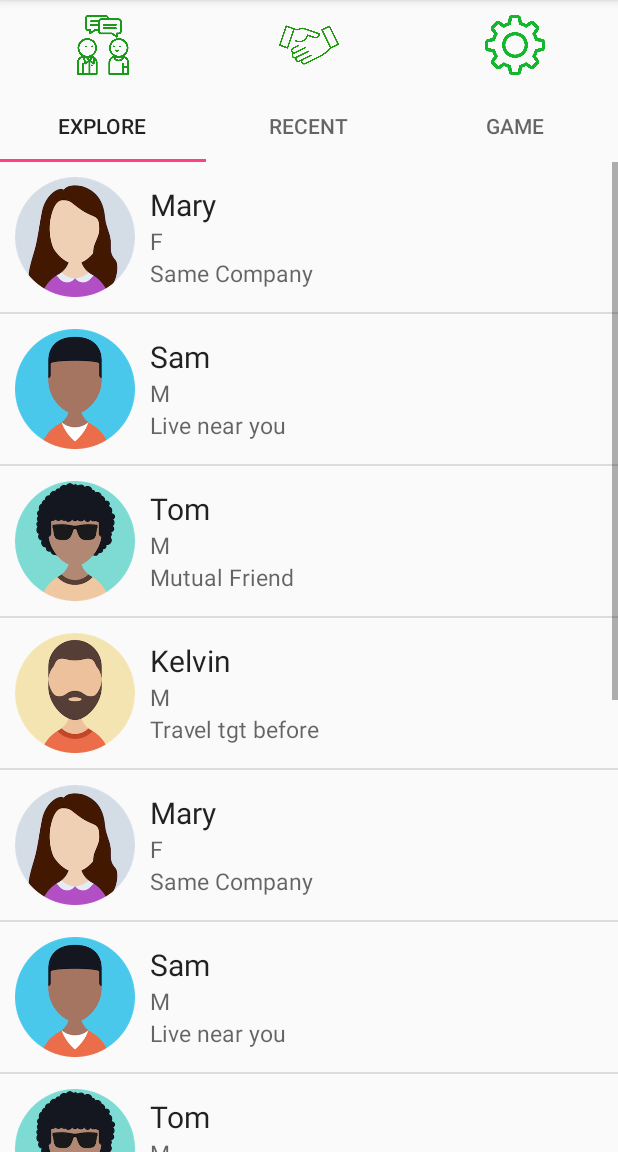
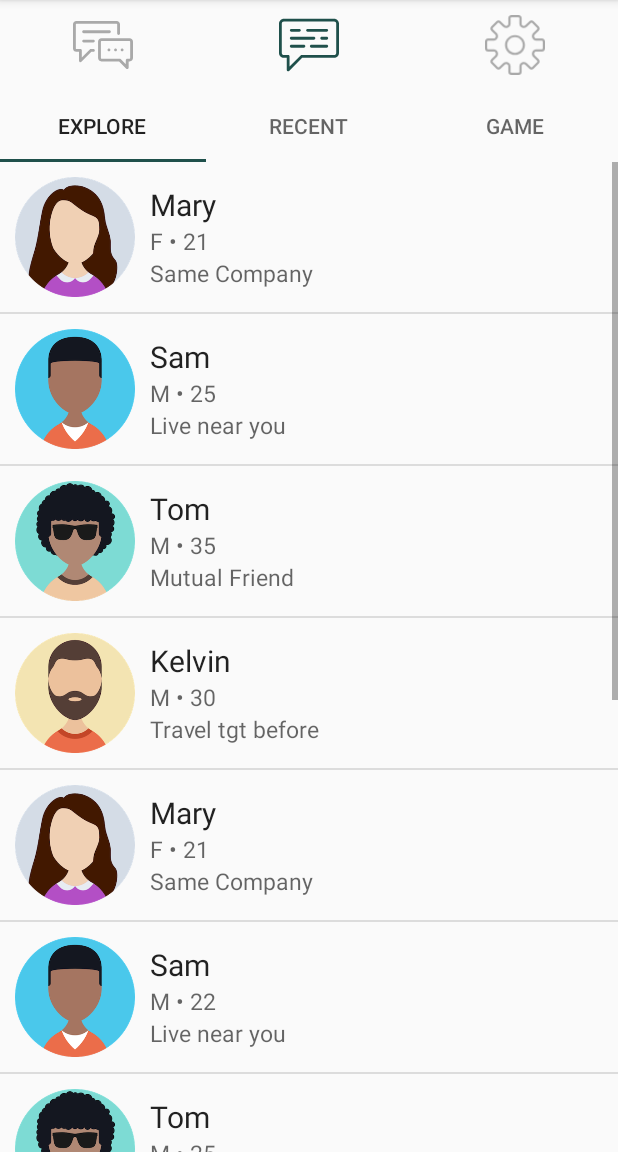
Before and after one commit to lamedts/cx-hack-2017, an Android app: the fragment ConnectFragment shown on its own in the app's theme, after a tap on an icon or button, on a phone screen of 412 x 824 dp, the part 84-1236 px from its top. Run offline under Robolectric (Android 15) with nearby library versions, the phone set to English and light mode, and no system bars; 1 other tap on this screen came first.

Commit message:
checkpoint #5

```diff
--- a/CXYO/app/src/main/java/com/yo/cx/cxyo/ConnectFragment.java
+++ b/CXYO/app/src/main/java/com/yo/cx/cxyo/ConnectFragment.java
@@ -7,6 +7,8 @@ import android.provider.ContactsContract;
 import android.support.annotation.Nullable;
 import android.support.v4.app.Fragment;
 import android.support.v4.app.FragmentManager;
+import android.support.v4.content.ContextCompat;
+import android.support.v4.graphics.drawable.DrawableCompat;
 import android.view.LayoutInflater;
 import android.view.View;
 import android.view.ViewGroup;
@@ -15,7 +17,7 @@ import android.widget.ImageButton;
 
 public class ConnectFragment extends Fragment {
 
-    ImageButton DiscussButton, ProfileButton, NetWorkButton;
+    ImageButton DiscussButton, ProfileButton, NetworkButton;
 
 
     public ConnectFragment() {
@@ -29,13 +31,18 @@ public class ConnectFragment extends Fragment {
 
         DiscussButton = (ImageButton)rootView.findViewById(R.id.DiscussButton);
         ProfileButton = (ImageButton)rootView.findViewById(R.id.ProfileButton);
-        NetWorkButton = (ImageButton)rootView.findViewById(R.id.NetworkButton);
+        NetworkButton = (ImageButton)rootView.findViewById(R.id.NetworkButton);
+
+
 
         getActivity().getSupportFragmentManager().beginTransaction().replace(R.id.content_frame, new DiscussFragment()).commit();
 
         DiscussButton.setOnClickListener(new View.OnClickListener() {
             @Override
             public void onClick(View view) {
+                DrawableCompat.setTint(DiscussButton.getDrawable(), ContextCompat.getColor(getContext(), R.color.colorPrimaryDark));
+                DrawableCompat.setTint(NetworkButton.getDrawable(), ContextCompat.getColor(getContext(), R.color.colorDarkGrey));
+                DrawableCompat.setTint(ProfileButton.getDrawable(), ContextCompat.getColor(getContext(), R.color.colorDarkGrey));
                 FragmentManager fragmentManager = getActivity().getSupportFragmentManager();
                 fragmentManager.beginTransaction().replace(R.id.content_frame, new DiscussFragment()).commit();
             }
@@ -44,14 +51,20 @@ public class ConnectFragment extends Fragment {
         ProfileButton.setOnClickListener(new View.OnClickListener() {
             @Override
             public void onClick(View view) {
+                DrawableCompat.setTint(DiscussButton.getDrawable(), ContextCompat.getColor(getContext(), R.color.colorDarkGrey));
+                DrawableCompat.setTint(NetworkButton.getDrawable(), ContextCompat.getColor(getContext(), R.color.colorDarkGrey));
+                DrawableCompat.setTint(ProfileButton.getDrawable(), ContextCompat.getColor(getContext(), R.color.colorPrimaryDark));
                 FragmentManager fragmentManager = getActivity().getSupportFragmentManager();
                 fragmentManager.beginTransaction().replace(R.id.content_frame, new ProfileFragment()).commit();
             }
         });
 
-        NetWorkButton.setOnClickListener(new View.OnClickListener() {
+        NetworkButton.setOnClickListener(new View.OnClickListener() {
             @Override
             public void onClick(View view) {
+                DrawableCompat.setTint(DiscussButton.getDrawable(), ContextCompat.getColor(getContext(), R.color.colorDarkGrey));
+                DrawableCompat.setTint(NetworkButton.getDrawable(), ContextCompat.getColor(getContext(), R.color.colorPrimaryDark));
+                DrawableCompat.setTint(ProfileButton.getDrawable(), ContextCompat.getColor(getContext(), R.color.colorDarkGrey));
                 FragmentManager fragmentManager = getActivity().getSupportFragmentManager();
                 fragmentManager.beginTransaction().replace(R.id.content_frame, new NetworkFragment()).commit();
             }
--- a/CXYO/app/src/main/java/com/yo/cx/cxyo/ExplorerFragment.java
+++ b/CXYO/app/src/main/java/com/yo/cx/cxyo/ExplorerFragment.java
@@ -33,20 +33,20 @@ public class ExplorerFragment extends Fragment {
 
         UserInfoList = (ListView)rootView.findViewById(R.id.user_info_list);
 
-        UserInfos.add(new UserInfo("Mary","F","Same Company",getActivity().getResources().getIdentifier("user_girl", "drawable", getActivity().getPackageName())));
-        UserInfos.add(new UserInfo("Sam","M","Live near you",getActivity().getResources().getIdentifier("user_boy_1", "drawable", getActivity().getPackageName())));
-        UserInfos.add(new UserInfo("Tom","M","Mutual Friend",getActivity().getResources().getIdentifier("user_boy", "drawable", getActivity().getPackageName())));
-        UserInfos.add(new UserInfo("Kelvin","M","Travel tgt before",getActivity().getResources().getIdentifier("user_man_1", "drawable", getActivity().getPackageName())));
+        UserInfos.add(new UserInfo("Mary","F", 21, "Same Company",getActivity().getResources().getIdentifier("user_girl", "drawable", getActivity().getPackageName())));
+        UserInfos.add(new UserInfo("Sam","M",25,"Live near you",getActivity().getResources().getIdentifier("user_boy_1", "drawable", getActivity().getPackageName())));
+        UserInfos.add(new UserInfo("Tom","M",35,"Mutual Friend",getActivity().getResources().getIdentifier("user_boy", "drawable", getActivity().getPackageName())));
+        UserInfos.add(new UserInfo("Kelvin","M",30,"Travel tgt before",getActivity().getResources().getIdentifier("user_man_1", "drawable", getActivity().getPackageName())));
 
-        UserInfos.add(new UserInfo("Mary","F","Same Company",getActivity().getResources().getIdentifier("user_girl", "drawable", getActivity().getPackageName())));
-        UserInfos.add(new UserInfo("Sam","M","Live near you",getActivity().getResources().getIdentifier("user_boy_1", "drawable", getActivity().getPackageName())));
-        UserInfos.add(new UserInfo("Tom","M","Mutual Friend",getActivity().getResources().getIdentifier("user_boy", "drawable", getActivity().getPackageName())));
-        UserInfos.add(new UserInfo("Kelvin","M","Travel tgt before",getActivity().getResources().getIdentifier("user_man_1", "drawable", getActivity().getPackageName())));
+        UserInfos.add(new UserInfo("Mary","F",21,"Same Company",getActivity().getResources().getIdentifier("user_girl", "drawable", getActivity().getPackageName())));
+        UserInfos.add(new UserInfo("Sam","M",22,"Live near you",getActivity().getResources().getIdentifier("user_boy_1", "drawable", getActivity().getPackageName())));
+        UserInfos.add(new UserInfo("Tom","M",25,"Mutual Friend",getActivity().getResources().getIdentifier("user_boy", "drawable", getActivity().getPackageName())));
+        UserInfos.add(new UserInfo("Kelvin","M",30,"Travel tgt before",getActivity().getResources().getIdentifier("user_man_1", "drawable", getActivity().getPackageName())));
 
-        UserInfos.add(new UserInfo("Mary","F","Same Company",getActivity().getResources().getIdentifier("user_girl", "drawable", getActivity().getPackageName())));
-        UserInfos.add(new UserInfo("Sam","M","Live near you",getActivity().getResources().getIdentifier("user_boy_1", "drawable", getActivity().getPackageName())));
-        UserInfos.add(new UserInfo("Tom","M","Mutual Friend",getActivity().getResources().getIdentifier("user_boy", "drawable", getActivity().getPackageName())));
-        UserInfos.add(new UserInfo("Kelvin","M","Travel tgt before",getActivity().getResources().getIdentifier("user_man_1", "drawable", getActivity().getPackageName())));
+        UserInfos.add(new UserInfo("Mary","F",22,"Same Company",getActivity().getResources().getIdentifier("user_girl", "drawable", getActivity().getPackageName())));
+        UserInfos.add(new UserInfo("Sam","M",16,"Live near you",getActivity().getResources().getIdentifier("user_boy_1", "drawable", getActivity().getPackageName())));
+        UserInfos.add(new UserInfo("Tom","M",24,"Mutual Friend",getActivity().getResources().getIdentifier("user_boy", "drawable", getActivity().getPackageName())));
+        UserInfos.add(new UserInfo("Kelvin","M",44,"Travel tgt before",getActivity().getResources().getIdentifier("user_man_1", "drawable", getActivity().getPackageName())));
 
         ArrayAdapter<UserInfo> adapter = new UserInfoListAdapter(getContext(),R.layout.list_user_info,UserInfos);
         UserInfoList.setAdapter(adapter);
@@ -96,7 +96,7 @@ public class ExplorerFragment extends Fragment {
             name.setText(currentUserInfo.getName());
 
             TextView info = (TextView) itemView.findViewById(R.id.user_info);
-            info.setText(currentUserInfo.getInfo());
+            info.setText(currentUserInfo.getGender() + " \u2022 " + currentUserInfo.getAge());
 
             TextView reason = (TextView) itemView.findViewById(R.id.user_reason);
             reason.setText(currentUserInfo.getReason());
--- a/CXYO/app/src/main/java/com/yo/cx/cxyo/UserInfo.java
+++ b/CXYO/app/src/main/java/com/yo/cx/cxyo/UserInfo.java
@@ -5,13 +5,14 @@ package com.yo.cx.cxyo;
  */
 
 public class UserInfo {
-    private String name, info, reason;
+    private String name, gender, reason;
 
-    private int image;
+    private int image, age;
 
-    public UserInfo(String name, String info, String reason, int image){
+    public UserInfo(String name, String gender, int age, String reason, int image){
         this.name = name;
-        this.info = info;
+        this.gender = gender;
+        this.age = age;
         this.reason = reason;
         this.image = image;
     }
@@ -25,9 +26,11 @@ public class UserInfo {
         return this.name;
     }
 
-    public String getInfo(){
-        return this.info;
+    public String getGender(){
+        return this.gender;
     }
+
+    public int getAge() { return this.age;}
 
     public String getReason(){
         return this.reason;
@@ -41,9 +44,11 @@ public class UserInfo {
         this.name = name;
     }
 
-    public void setInfo(String info){
-        this.info = info;
+    public void setGender(String gender){
+        this.gender = gender;
     }
+
+    public void setAge(int age) { this.age = age; }
 
     public void setImage(int image){
         this.image = image;
--- /dev/null
+++ b/CXYO/app/src/main/res/drawable/ic_chat.xml
@@ -0,0 +1,42 @@
+<?xml version="1.0" encoding="utf-8"?>
+<vector xmlns:android="http://schemas.android.com/apk/res/android"
+    android:width="511.999dp"
+    android:height="511.999dp"
+    android:viewportWidth="511.999"
+    android:viewportHeight="511.999">
+
+    <path
+        android:fillColor="#000000"
+        android:pathData="M470.238,31.479H41.762C18.735,31.479,0,50.214,0,73.242v250.53c0,23.029,18.735,41.764,41.763,41.764h24.415v103.079
+c0,4.816,2.902,9.157,7.35,11c1.473,0.61,3.019,0.906,4.553,0.906c3.099,0,6.145-1.21,8.422-3.487L198,365.535h272.236
+c23.028,0,41.762-18.735,41.762-41.764V73.242C512,50.214,493.265,31.479,470.238,31.479z
+M470.238,341.722H193.062
+c-3.08,0-5.878,1.18-7.991,3.099c-0.019,0.017-0.041,0.038-0.06,0.055c-0.145,0.133-0.293,0.263-0.431,0.404L89.99,439.869
+v-86.241c0-0.414-0.021-0.781-0.063-1.105c-0.558-6.057-5.647-10.801-11.85-10.801H41.762c-9.898,0-17.95-8.053-17.95-17.951
+V73.242c0-9.898,8.052-17.95,17.95-17.95h428.475c9.899,0,17.95,8.052,17.95,17.95v250.53h0
+C488.187,333.669,480.135,341.722,470.238,341.722z" />
+    <path
+        android:fillColor="#000000"
+        android:pathData="M173.987,118.437h-69.399c-6.576,0-11.906,5.332-11.906,11.906c0,6.575,5.33,11.906,11.906,11.906h69.399
+c6.576,0,11.906-5.332,11.906-11.906C185.893,123.768,180.562,118.437,173.987,118.437z" />
+    <path
+        android:fillColor="#000000"
+        android:pathData="M297.738,186.6H104.587c-6.576,0-11.906,5.332-11.906,11.906c0,6.575,5.33,11.906,11.906,11.906h193.151
+c6.575,0,11.906-5.33,11.906-11.906C309.644,191.932,304.313,186.6,297.738,186.6z" />
+    <path
+        android:fillColor="#000000"
+        android:pathData="M407.414,118.437H243.507c-6.576,0-11.906,5.332-11.906,11.906c0,6.575,5.33,11.906,11.906,11.906h163.907
+c6.575,0,11.906-5.332,11.906-11.906C419.32,123.767,413.989,118.437,407.414,118.437z" />
+    <path
+        android:fillColor="#000000"
+        android:pathData="M407.414,186.6h-43.102c-6.575,0-11.906,5.332-11.906,11.906c0,6.576,5.332,11.906,11.906,11.906h43.102
+c6.575,0,11.906-5.33,11.906-11.906C419.32,191.93,413.989,186.6,407.414,186.6z" />
+    <path
+        android:fillColor="#000000"
+        android:pathData="M212.407,254.765h-107.82c-6.576,0-11.906,5.33-11.906,11.906c0,6.575,5.33,11.906,11.906,11.906h107.82
+c6.576,0,11.906-5.332,11.906-11.906C224.313,260.095,218.983,254.765,212.407,254.765z" />
+    <path
+        android:fillColor="#000000"
+        android:pathData="M407.414,254.765H275.675c-6.575,0-11.906,5.33-11.906,11.906c0,6.575,5.332,11.906,11.906,11.906h131.739
+c6.575,0,11.906-5.332,11.906-11.906C419.32,260.095,413.989,254.765,407.414,254.765z" />
+</vector>
--- /dev/null
+++ b/CXYO/app/src/main/res/drawable/ic_forum.xml
@@ -0,0 +1,46 @@
+<?xml version="1.0" encoding="utf-8"?>
+<vector xmlns:android="http://schemas.android.com/apk/res/android"
+    android:width="511.999dp"
+    android:height="511.999dp"
+    android:viewportWidth="511.999"
+    android:viewportHeight="511.999">
+
+    <path
+        android:fillColor="#000000"
+        android:pathData="M372.29,50.758H28.831C12.933,50.758,0,63.691,0,79.588v206.056c0,15.897,12.933,28.831,28.831,28.831h22.271v76.71
+c0,4.884,2.942,9.289,7.456,11.159c1.494,0.62,3.064,0.92,4.62,0.92c3.144,0,6.232-1.228,8.543-3.538l85.251-85.25h17.104
+c6.671,0,12.078-5.407,12.078-12.078c0-6.672-5.409-12.079-12.078-12.079c0,0-22.69,0.016-22.927,0.04
+c-2.812,0.191-5.572,1.349-7.722,3.498l-68.169,68.169c0,0-0.021-60.392-0.06-60.705c-0.545-6.166-5.717-11.002-12.024-11.002
+H28.831c-2.578,0-4.674-2.097-4.674-4.674V79.588c0-2.578,2.097-4.674,4.674-4.674H372.29c2.578,0,4.674,2.097,4.674,4.674v79.055
+c0,6.671,5.409,12.078,12.078,12.078s12.078-5.407,12.078-12.078V79.588C401.12,63.691,388.187,50.758,372.29,50.758z" />
+    <path
+        android:fillColor="#000000"
+        android:pathData="M483.169,198.492H242.754c-15.897,0-28.831,12.933-28.831,28.831v140.57c0,15.897,12.933,28.831,28.831,28.831h150.514
+l60.98,60.98c2.311,2.311,5.4,3.538,8.543,3.538c1.556,0,3.126-0.301,4.62-0.92c4.512-1.87,7.456-6.273,7.456-11.159v-52.44h8.301
+c15.897,0,28.831-12.933,28.831-28.831V227.322C512,211.425,499.067,198.492,483.169,198.492z
+M487.844,367.893
+c0,2.577-2.097,4.674-4.674,4.674h-20.376c-6.356,0-11.554,4.912-12.031,11.147c-0.031,0.264-0.051,36.29-0.051,36.29
+l-43.854-43.855c-0.046-0.046-0.094-0.089-0.14-0.135c-0.172-0.168-0.335-0.314-0.489-0.445c-2.126-1.864-4.903-3.003-7.951-3.003
+H242.754c-2.578,0-4.674-2.097-4.674-4.674v-140.57c0-2.578,2.097-4.674,4.674-4.674h240.416c2.577,0,4.674,2.097,4.674,4.674
+V367.893z" />
+    <path
+        android:fillColor="#000000"
+        android:pathData="M362.964,285.53c-6.667,0-12.078,5.411-12.078,12.078c0,6.667,5.411,12.078,12.078,12.078
+c6.668,0,12.078-5.411,12.078-12.078C375.042,290.941,369.631,285.53,362.964,285.53z" />
+    <path
+        android:fillColor="#000000"
+        android:pathData="M310.472,130.611c0,0-219.822,0-219.822,0c-6.67,0-12.078,5.407-12.078,12.078s5.409,12.078,12.078,12.078h219.822
+c6.67,0,12.078-5.407,12.078-12.078S317.142,130.611,310.472,130.611z" />
+    <path
+        android:fillColor="#000000"
+        android:pathData="M174.075,210.465H90.65c-6.67,0-12.078,5.407-12.078,12.078c0,6.671,5.409,12.078,12.078,12.078h83.425
+c6.671,0,12.078-5.407,12.078-12.078S180.745,210.465,174.075,210.465z" />
+    <path
+        android:fillColor="#000000"
+        android:pathData="M306.837,285.53c-6.666,0-12.078,5.411-12.078,12.078c0,6.667,5.412,12.078,12.078,12.078
+c6.668,0,12.078-5.411,12.078-12.078C318.915,290.941,313.505,285.53,306.837,285.53z" />
+    <path
+        android:fillColor="#000000"
+        android:pathData="M419.079,285.53c-6.667,0-12.078,5.411-12.078,12.078c0,6.667,5.411,12.078,12.078,12.078
+c6.668,0,12.078-5.411,12.078-12.078C431.157,290.941,425.746,285.53,419.079,285.53z" />
+</vector>
--- /dev/null
+++ b/CXYO/app/src/main/res/drawable/ic_setting.xml
@@ -0,0 +1,38 @@
+<?xml version="1.0" encoding="utf-8"?>
+<vector xmlns:android="http://schemas.android.com/apk/res/android"
+    android:width="54dp"
+    android:height="54dp"
+    android:viewportWidth="54"
+    android:viewportHeight="54">
+
+    <path
+        android:fillColor="#000000"
+        android:pathData="M51.22,21h-5.052c-0.812,0-1.481-0.447-1.792-1.197s-0.153-1.54,0.42-2.114l3.572-3.571
+c0.525-0.525,0.814-1.224,0.814-1.966c0-0.743-0.289-1.441-0.814-1.967l-4.553-4.553c-1.05-1.05-2.881-1.052-3.933,0l-3.571,3.571
+c-0.574,0.573-1.366,0.733-2.114,0.421C33.447,9.313,33,8.644,33,7.832V2.78C33,1.247,31.753,0,30.22,0H23.78
+C22.247,0,21,1.247,21,2.78v5.052c0,0.812-0.447,1.481-1.197,1.792c-0.748,0.313-1.54,0.152-2.114-0.421l-3.571-3.571
+c-1.052-1.052-2.883-1.05-3.933,0l-4.553,4.553c-0.525,0.525-0.814,1.224-0.814,1.967c0,0.742,0.289,1.44,0.814,1.966l3.572,3.571
+c0.573,0.574,0.73,1.364,0.42,2.114S8.644,21,7.832,21H2.78C1.247,21,0,22.247,0,23.78v6.439C0,31.753,1.247,33,2.78,33h5.052
+c0.812,0,1.481,0.447,1.792,1.197s0.153,1.54-0.42,2.114l-3.572,3.571c-0.525,0.525-0.814,1.224-0.814,1.966
+c0,0.743,0.289,1.441,0.814,1.967l4.553,4.553c1.051,1.051,2.881,1.053,3.933,0l3.571-3.572c0.574-0.573,1.363-0.731,2.114-0.42
+c0.75,0.311,1.197,0.98,1.197,1.792v5.052c0,1.533,1.247,2.78,2.78,2.78h6.439c1.533,0,2.78-1.247,2.78-2.78v-5.052
+c0-0.812,0.447-1.481,1.197-1.792c0.751-0.312,1.54-0.153,2.114,0.42l3.571,3.572c1.052,1.052,2.883,1.05,3.933,0l4.553-4.553
+c0.525-0.525,0.814-1.224,0.814-1.967c0-0.742-0.289-1.44-0.814-1.966l-3.572-3.571c-0.573-0.574-0.73-1.364-0.42-2.114
+S45.356,33,46.168,33h5.052c1.533,0,2.78-1.247,2.78-2.78V23.78C54,22.247,52.753,21,51.22,21z
+M52,30.22
+C52,30.65,51.65,31,51.22,31h-5.052c-1.624,0-3.019,0.932-3.64,2.432c-0.622,1.5-0.295,3.146,0.854,4.294l3.572,3.571
+c0.305,0.305,0.305,0.8,0,1.104l-4.553,4.553c-0.304,0.304-0.799,0.306-1.104,0l-3.571-3.572c-1.149-1.149-2.794-1.474-4.294-0.854
+c-1.5,0.621-2.432,2.016-2.432,3.64v5.052C31,51.65,30.65,52,30.22,52H23.78C23.35,52,23,51.65,23,51.22v-5.052
+c0-1.624-0.932-3.019-2.432-3.64c-0.503-0.209-1.021-0.311-1.533-0.311c-1.014,0-1.997,0.4-2.761,1.164l-3.571,3.572
+c-0.306,0.306-0.801,0.304-1.104,0l-4.553-4.553c-0.305-0.305-0.305-0.8,0-1.104l3.572-3.571c1.148-1.148,1.476-2.794,0.854-4.294
+C10.851,31.932,9.456,31,7.832,31H2.78C2.35,31,2,30.65,2,30.22V23.78C2,23.35,2.35,23,2.78,23h5.052
+c1.624,0,3.019-0.932,3.64-2.432c0.622-1.5,0.295-3.146-0.854-4.294l-3.572-3.571c-0.305-0.305-0.305-0.8,0-1.104l4.553-4.553
+c0.304-0.305,0.799-0.305,1.104,0l3.571,3.571c1.147,1.147,2.792,1.476,4.294,0.854C22.068,10.851,23,9.456,23,7.832V2.78
+C23,2.35,23.35,2,23.78,2h6.439C30.65,2,31,2.35,31,2.78v5.052c0,1.624,0.932,3.019,2.432,3.64
+c1.502,0.622,3.146,0.294,4.294-0.854l3.571-3.571c0.306-0.305,0.801-0.305,1.104,0l4.553,4.553c0.305,0.305,0.305,0.8,0,1.104
+l-3.572,3.571c-1.148,1.148-1.476,2.794-0.854,4.294c0.621,1.5,2.016,2.432,3.64,2.432h5.052C51.65,23,52,23.35,52,23.78V30.22z" />
+    <path
+        android:fillColor="#000000"
+        android:pathData="M27,18c-4.963,0-9,4.037-9,9s4.037,9,9,9s9-4.037,9-9S31.963,18,27,18z
+M27,34c-3.859,0-7-3.141-7-7s3.141-7,7-7 s7,3.141,7,7S30.859,34,27,34z" />
+</vector>
--- a/CXYO/app/src/main/res/layout/activity_main2.xml
+++ b/CXYO/app/src/main/res/layout/activity_main2.xml
@@ -21,7 +21,7 @@
         android:layout_height="wrap_content"
         android:text="Hi, Renee"
         android:textSize="30dp"
-
+        android:layout_marginTop="20dp"
         android:textColor="@android:color/white">
     </TextView>
 
@@ -74,6 +74,7 @@
             android:layout_width="match_parent"
             android:layout_height="wrap_content"
             android:orientation="horizontal"
+
             android:layout_marginTop="20dp">
 
             <TextView
@@ -81,7 +82,8 @@
                 android:layout_width="118dp"
                 android:layout_height="match_parent"
                 android:ems="10"
-                android:gravity="center"
+                android:gravity="center_vertical"
+
                 android:textColor="@android:color/darker_gray"
                 android:text="Connect With" />
 
--- a/CXYO/app/src/main/res/layout/fragment_connect.xml
+++ b/CXYO/app/src/main/res/layout/fragment_connect.xml
@@ -24,7 +24,8 @@
                 android:adjustViewBounds="true"
                 android:background="@android:color/transparent"
                 android:scaleType="fitCenter"
-                android:src="@drawable/discuss1" />
+                android:src="@drawable/ic_forum"
+                android:tint="@android:color/darker_gray"/>
 
             <ImageButton
                 android:id="@+id/NetworkButton"
@@ -34,7 +35,8 @@
                 android:adjustViewBounds="true"
                 android:background="@android:color/transparent"
                 android:scaleType="fitCenter"
-                android:src="@drawable/network1" />
+                android:src="@drawable/ic_chat"
+                android:tint="@android:color/darker_gray"/>
 
             <ImageButton
                 android:id="@+id/ProfileButton"
@@ -44,7 +46,8 @@
                 android:adjustViewBounds="true"
                 android:background="@android:color/transparent"
                 android:scaleType="fitCenter"
-                android:src="@drawable/profile" />
+                android:src="@drawable/ic_setting"
+                android:tint="@android:color/darker_gray"/>
 
 
         </LinearLayout>
--- a/CXYO/app/src/main/res/layout/fragment_profile.xml
+++ b/CXYO/app/src/main/res/layout/fragment_profile.xml
@@ -35,7 +35,7 @@
                 android:layout_alignParentTop="true"
                 android:layout_centerHorizontal="true"
                 android:scaleType="centerInside"
-                android:src="@drawable/user"></ImageView>
+                android:src="@drawable/user_girl_1"></ImageView>
         </android.support.v7.widget.CardView>
 
         <android.support.design.widget.TextInputLayout
@@ -48,6 +48,7 @@
                 android:layout_width="match_parent"
                 android:layout_height="wrap_content"
                 android:hint="Display Name"
+                android:text="Renee"
                 android:layout_marginTop="20dp"/>
         </android.support.design.widget.TextInputLayout>
 
@@ -119,9 +120,9 @@
         <Button android:id="@+id/btn_connect"
             android:layout_width="fill_parent"
             android:layout_height="wrap_content"
-            android:text="Simple Connect"
+            android:text="Save"
             android:background="@null"
-            android:textColor="@android:color/darker_gray"/>
+            android:textColor="@color/colorPrimaryDark"/>
 
     </LinearLayout>
 
--- a/CXYO/app/src/main/res/values/colors.xml
+++ b/CXYO/app/src/main/res/values/colors.xml
@@ -2,7 +2,9 @@
 <resources>
     <color name="colorPrimary">#1f504b</color>
     <color name="colorPrimaryDark">#1f504b</color>
-    <color name="colorAccent">#FF4081</color>
+    <color name="colorAccent">#1f504b</color>
+    <color name="colorWhite">#fff</color>
+    <color name="colorDarkGrey">#A9A9A9</color>
 
     <color name="black_overlay">#66000000</color>
 </resources>
--- a/CXYO/app/src/main/res/values/strings.xml
+++ b/CXYO/app/src/main/res/values/strings.xml
@@ -10,24 +10,21 @@
     <!-- for profile fragmenrt -->
     <string name="hint_email">johndoe@cxhack.com</string>
     <string-array name="purpose_array">
-        <item>Mercury</item>
-        <item>Venus</item>
-        <item>Earth</item>
-        <item>Mars</item>
-        <item>Jupiter</item>
-        <item>Saturn</item>
-        <item>Uranus</item>
-        <item>Neptune</item>
+        <item>Visiting</item>
+        <item>Business</item>
+        <item>Outdoor Recreation</item>
+        <item>Meetings</item>
+        <item>Personal</item>
+        <item>Entertainments</item>
     </string-array>
     <string-array name="meeting_array">
-        <item>Mercury</item>
-        <item>Venus</item>
-        <item>Earth</item>
-        <item>Mars</item>
-        <item>Jupiter</item>
-        <item>Saturn</item>
-        <item>Uranus</item>
-        <item>Neptune</item>
+        <item>Sightseeing</item>
+        <item>Music</item>
+        <item>Brands</item>
+        <item>Beauty</item>
+        <item>Techie</item>
+        <item>Fashion</item>
+        <item>Sport</item>
     </string-array>
     <string name="title_activity_login">Sign in</string>
 
```
